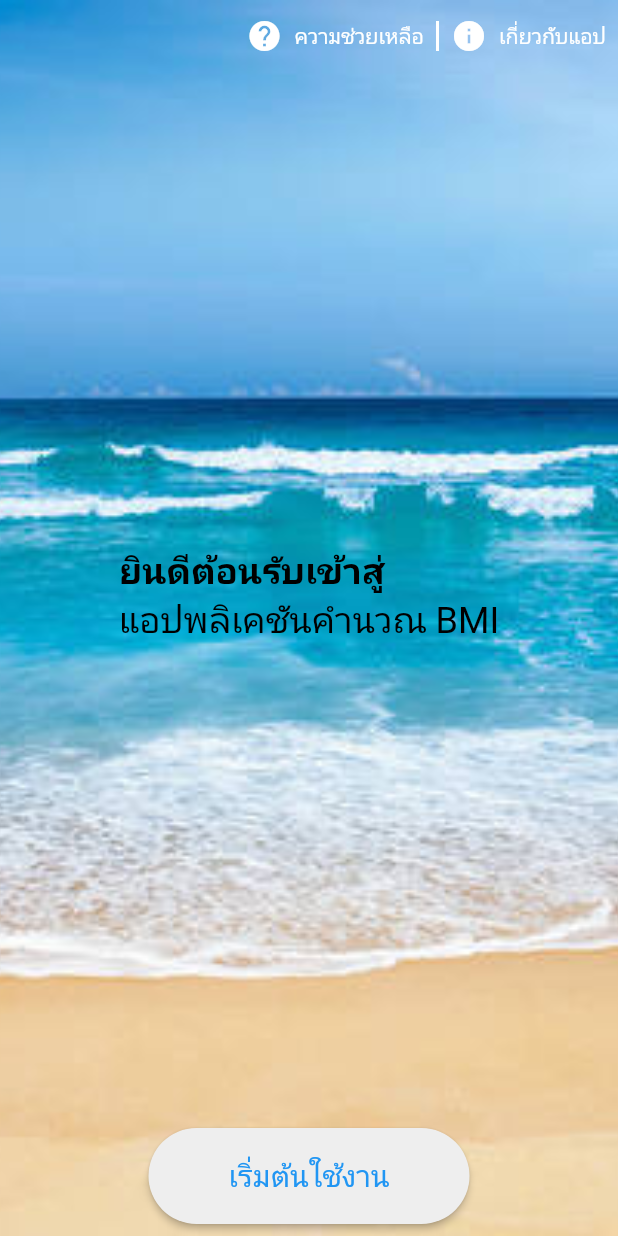
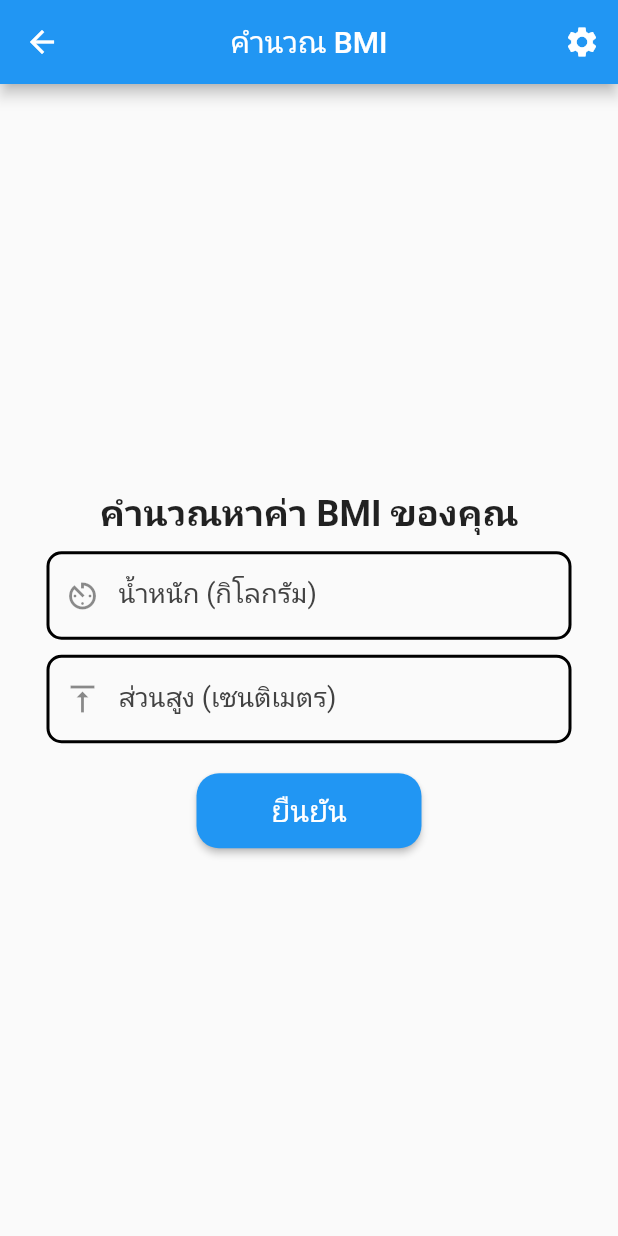
Before and after one commit to watcharin09615/BMI_104, a Flutter app: the screen it shows after launch, after a tap on "เริ่มต้นใช้งาน", on a phone screen of 412 x 824 dp. Run offline on Flutter 3.47's test engine with Material 2 defaults, Android fonts, the phone set to English and light mode, and no system bars; our stand-ins replace fluttertoast, font_awesome_flutter.

Commit message:
first commit

```diff
--- a/lib/main.dart
+++ b/lib/main.dart
@@ -1,5 +1,7 @@
-import 'package:bmi_app/pages/home.dart';
+
 import 'package:flutter/material.dart';
+
+import 'pages/home.dart';
 
 void main() {
   runApp(const MyApp());
--- a/lib/pages/bmi_main.dart
+++ b/lib/pages/bmi_main.dart
@@ -0,0 +1,180 @@
+import 'package:bmi_app/pages/bmi_result.dart';
+import 'package:flutter/material.dart';
+import 'package:fluttertoast/fluttertoast.dart';
+
+class FormPage extends StatefulWidget {
+  const FormPage({ Key? key }) : super(key: key);
+
+  @override
+  _FormPageState createState() => _FormPageState();
+}
+
+class _FormPageState extends State<FormPage> {
+  final _formKey = GlobalKey<FormState>();
+  final TextEditingController _weight = TextEditingController();
+  final TextEditingController _height = TextEditingController();
+
+  @override
+  Widget build(BuildContext context) {
+    return SafeArea(
+      child: Scaffold(
+        appBar: AppBar(
+          title: const Text(
+            'คำนวณ BMI',
+          ),
+          centerTitle: true,
+          actions: [
+            IconButton(
+              onPressed: () {},
+              icon: const Icon(Icons.settings),
+            ),
+          ],
+        ),
+        body: Container(
+          width: double.infinity,
+          height: double.infinity,
+          child: Column(
+            mainAxisAlignment: MainAxisAlignment.center,
+            children: [
+              const Padding(padding: EdgeInsets.symmetric(vertical: 5)),
+              texthead(),
+              const Padding(padding: EdgeInsets.symmetric(vertical: 5)),
+              Form(
+                key: _formKey,
+                child: Column(
+                  children: [
+                    box(Icons.av_timer, _weight, 'กรุณากรอกน้ำหนัก', 'น้ำหนัก (กิโลกรัม)'),
+                    const Padding(padding: EdgeInsets.symmetric(vertical: 5)),
+                    box(Icons.vertical_align_top, _height, 'กรุณากรอกส่วนสูง', 'ส่วนสูง (เซนติเมตร)')
+                  ],
+                )
+              ),
+              const Padding(padding: EdgeInsets.only(bottom: 20)),
+              enterbtn(context),
+            ],
+          ),
+        ),
+      ),
+    );
+  }
+
+  Text texthead() {
+    return const Text(
+              'คำนวณหาค่า BMI ของคุณ',
+              style: TextStyle(
+              fontSize: 24,
+              fontWeight: FontWeight.w600,
+              color: Colors.black87,
+              ),
+            );
+  }
+  ElevatedButton enterbtn(BuildContext context) {
+    return ElevatedButton(
+      onPressed: () {
+        if (_formKey.currentState!.validate()) {
+          var route = MaterialPageRoute(
+            builder: (context) => ResultPage(
+              weight: _weight.text,
+              height: _height.text,
+            ),
+          );
+          Navigator.push(context, route);
+        } else {
+          Fluttertoast.showToast(
+            msg: 'กรุณากรอกข้อมูลให้ครบถ้วน',
+            timeInSecForIosWeb: 3,
+          );
+        }
+      },
+      child: const Text(
+        'ยืนยัน',
+        style: TextStyle(fontSize: 20),
+      ),
+      style: ElevatedButton.styleFrom(
+          // primary: Colors.pink,
+          fixedSize: const Size(150, 50),
+          shape:
+              RoundedRectangleBorder(borderRadius: BorderRadius.circular(15))),
+    );
+  }
+}
+
+SizedBox box(ico,a,tx,u) {
+  return SizedBox(
+    width: 350,
+    child: TextFormField(
+      controller: a,
+      validator: (value) {
+        if (value!.isEmpty) {
+          return tx;
+        }
+      },
+      keyboardType: TextInputType.number,
+      decoration: InputDecoration(
+        label: Text(
+          u,
+          style: TextStyle(color: Colors.grey[800], fontSize: 18),
+        ),
+        prefixIcon: Icon(ico),
+        enabledBorder: const OutlineInputBorder(
+          borderRadius: BorderRadius.all(Radius.circular(10)),
+          borderSide: BorderSide(
+            width: 2,
+            color: Colors.black,
+          ),
+        ),
+        focusedBorder: const OutlineInputBorder(
+          borderRadius: BorderRadius.all(Radius.circular(10)),
+          borderSide: BorderSide(
+            width: 2,
+            color: Colors.green,
+          ),
+        ),
+        errorBorder: const OutlineInputBorder(
+          borderRadius: BorderRadius.all(Radius.circular(10)),
+          borderSide: BorderSide(
+            width: 2,
+            color: Colors.red,
+          ),
+        ),
+        focusedErrorBorder: const OutlineInputBorder(
+          borderRadius: BorderRadius.all(Radius.circular(10)),
+          borderSide: BorderSide(
+            width: 2,
+            color: Colors.red,
+          ),
+        ),
+      ),
+    ),
+  );
+}
+
+// ElevatedButton enterbtn(BuildContext context) {
+//     return ElevatedButton(
+//       onPressed: () {
+//         if (_formKey.currentState!.validate()) {
+//           var route = MaterialPageRoute(
+//             builder: (context) => ResultPage(
+//               weight: _weight.text,
+//               height: _height.text,
+//             ),
+//           );
+//           Navigator.push(context, route);
+//         } else {
+//           Fluttertoast.showToast(
+//             msg: 'กรุณากรอกข้อมูลให้ครบถ้วน',
+//             timeInSecForIosWeb: 3,
+//           );
+//         }
+//       },
+//       child: const Text(
+//         'ยืนยัน',
+//         style: TextStyle(fontSize: 20),
+//       ),
+//       style: ElevatedButton.styleFrom(
+//           // primary: Colors.pink,
+//           fixedSize: const Size(150, 50),
+//           shape:
+//               RoundedRectangleBorder(borderRadius: BorderRadius.circular(15))),
+//     );
+//   }
--- a/lib/pages/home.dart
+++ b/lib/pages/home.dart
@@ -1,4 +1,5 @@
 import 'package:flutter/material.dart';
+import 'bmi_main.dart';
 
 class HomePage extends StatefulWidget {
   const HomePage({Key? key}) : super(key: key);
@@ -15,7 +16,7 @@ class _HomePageState extends State<HomePage> {
         body: Container(
           decoration: const BoxDecoration(
             image: DecorationImage(
-              image: AssetImage('images/bg_summer_sea.jpg'),
+              image: AssetImage('images/BMI.jpg'),
               fit: BoxFit.cover,
             ),
           ),
@@ -39,7 +40,12 @@ class _HomePageState extends State<HomePage> {
       child: Padding(
         padding: const EdgeInsets.all(8.0),
         child: ElevatedButton(
-          onPressed: () {},
+          onPressed: () {
+            var route = MaterialPageRoute(
+              builder: (context) => const FormPage(),
+              );
+              Navigator.push(context, route);
+          },
           child: const Text(
             'เริ่มต้นใช้งาน',
             style: TextStyle(fontSize: 20),
@@ -66,14 +72,14 @@ class _HomePageState extends State<HomePage> {
           'ยินดีต้อนรับเข้าสู่',
           style: TextStyle(
             fontWeight: FontWeight.bold,
-            fontSize: 24,
+            fontSize: 30,
             color: Colors.black,
           ),
         ),
         Text(
           'แอปพลิเคชันคำนวณ BMI',
           style: TextStyle(
-            fontSize: 24,
+            fontSize: 26,
             color: Colors.black,
           ),
         ),
--- a/pubspec.yaml
+++ b/pubspec.yaml
@@ -33,6 +33,8 @@ dependencies:
   # The following adds the Cupertino Icons font to your application.
   # Use with the CupertinoIcons class for iOS style icons.
   cupertino_icons: ^1.0.2
+  font_awesome_flutter: ^9.2.0
+  fluttertoast: ^8.0.8
 
 dev_dependencies:
   flutter_test:
```
Also changed, not shown: lib/pages/bmi_result.dart (+125 -0 lines), images/BMI.jpg (added), pubspec.lock, 1 other file.
